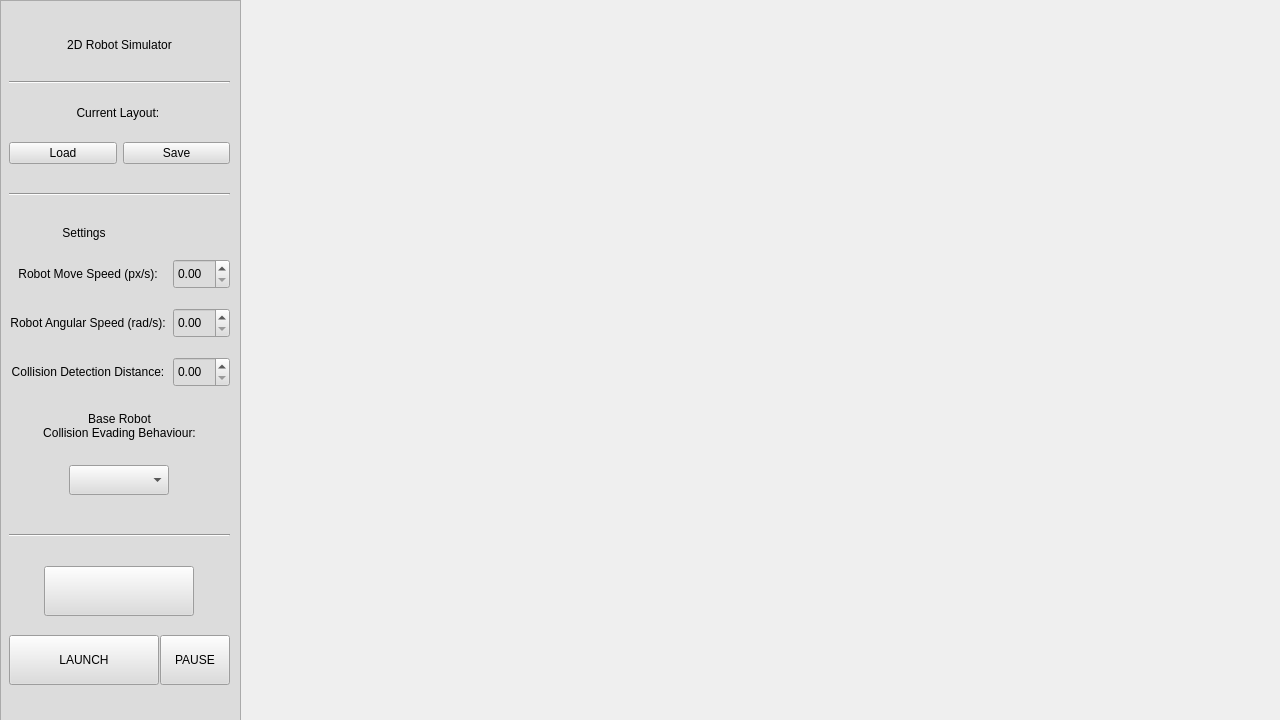
This is mainwindow.ui in 4esterea/icp2024 as Qt 5 draws it before an edit. The edited form follows.
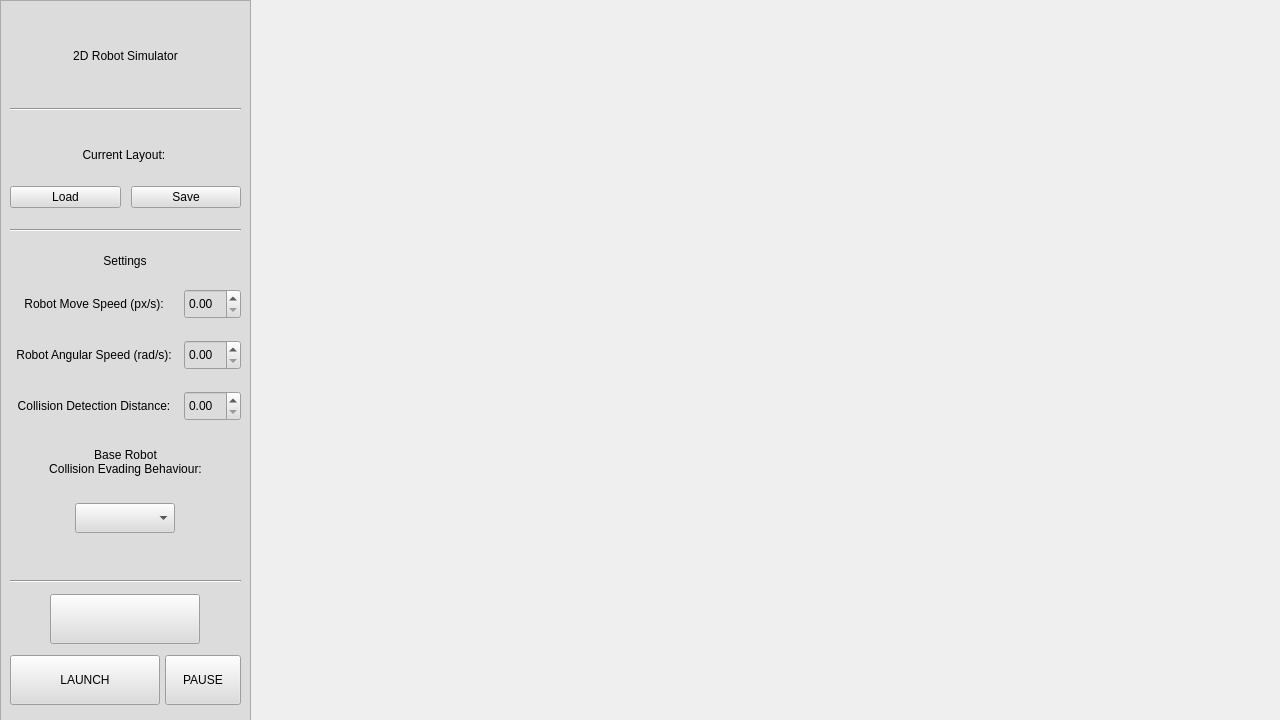
This is the edited form.

Commit message: feat: all buttons are responsive.\n\nnote: add editing interface

The edit to the form file:
```diff
--- a/mainwindow.ui
+++ b/mainwindow.ui
@@ -49,7 +49,7 @@
      <rect>
       <x>0</x>
       <y>0</y>
-      <width>241</width>
+      <width>251</width>
       <height>741</height>
      </rect>
     </property>
@@ -62,74 +62,16 @@
     <property name="frameShadow">
      <enum>QFrame::Raised</enum>
     </property>
-    <widget class="QWidget" name="verticalLayoutWidget">
+    <widget class="QWidget" name="verticalLayoutWidget_2">
      <property name="geometry">
       <rect>
-       <x>9</x>
-       <y>10</y>
-       <width>221</width>
-       <height>701</height>
+       <x>10</x>
+       <y>130</y>
+       <width>231</width>
+       <height>441</height>
       </rect>
      </property>
-     <layout class="QVBoxLayout" name="mainLayout">
-      <property name="sizeConstraint">
-       <enum>QLayout::SetDefaultConstraint</enum>
-      </property>
-      <item>
-       <spacer name="verticalSpacer_2">
-        <property name="orientation">
-         <enum>Qt::Vertical</enum>
-        </property>
-        <property name="sizeType">
-         <enum>QSizePolicy::Fixed</enum>
-        </property>
-        <property name="sizeHint" stdset="0">
-         <size>
-          <width>20</width>
-          <height>15</height>
-         </size>
-        </property>
-       </spacer>
-      </item>
-      <item alignment="Qt::AlignHCenter">
-       <widget class="QLabel" name="labelTitle">
-        <property name="sizePolicy">
-         <sizepolicy hsizetype="Fixed" vsizetype="Fixed">
-          <horstretch>0</horstretch>
-          <verstretch>0</verstretch>
-         </sizepolicy>
-        </property>
-        <property name="text">
-         <string>2D Robot Simulator</string>
-        </property>
-        <property name="alignment">
-         <set>Qt::AlignCenter</set>
-        </property>
-       </widget>
-      </item>
-      <item>
-       <spacer name="verticalSpacer">
-        <property name="orientation">
-         <enum>Qt::Vertical</enum>
-        </property>
-        <property name="sizeType">
-         <enum>QSizePolicy::Fixed</enum>
-        </property>
-        <property name="sizeHint" stdset="0">
-         <size>
-          <width>20</width>
-          <height>10</height>
-         </size>
-        </property>
-       </spacer>
-      </item>
-      <item>
-       <widget class="Line" name="line">
-        <property name="orientation">
-         <enum>Qt::Horizontal</enum>
-        </property>
-       </widget>
-      </item>
+     <layout class="QVBoxLayout" name="verticalLayout_3">
       <item>
        <widget class="QLabel" name="labelCurrent">
         <property name="maximumSize">
@@ -148,38 +90,25 @@
       </item>
       <item>
        <layout class="QHBoxLayout" name="loadSaveLayout">
-        <item>
-         <widget class="QPushButton" name="pushButtonSave">
-          <property name="text">
-           <string>Load</string>
-          </property>
-         </widget>
-        </item>
+        <property name="spacing">
+         <number>10</number>
+        </property>
         <item>
          <widget class="QPushButton" name="pushButtonLoad">
           <property name="text">
+           <string>Load</string>
+          </property>
+         </widget>
+        </item>
+        <item>
+         <widget class="QPushButton" name="pushButtonSave">
+          <property name="text">
            <string>Save</string>
           </property>
          </widget>
         </item>
        </layout>
       </item>
-      <item>
-       <spacer name="verticalSpacer_6">
-        <property name="orientation">
-         <enum>Qt::Vertical</enum>
-        </property>
-        <property name="sizeType">
-         <enum>QSizePolicy::Fixed</enum>
-        </property>
-        <property name="sizeHint" stdset="0">
-         <size>
-          <width>20</width>
-          <height>10</height>
-         </size>
-        </property>
-       </spacer>
-      </item>
       <item>
        <widget class="Line" name="line_3">
         <property name="orientation">
@@ -187,23 +116,7 @@
         </property>
        </widget>
       </item>
-      <item>
-       <spacer name="verticalSpacer_7">
-        <property name="orientation">
-         <enum>Qt::Vertical</enum>
-        </property>
-        <property name="sizeType">
-         <enum>QSizePolicy::Fixed</enum>
-        </property>
-        <property name="sizeHint" stdset="0">
-         <size>
-          <width>0</width>
-          <height>10</height>
-         </size>
-        </property>
-       </spacer>
-      </item>
-      <item>
+      <item alignment="Qt::AlignHCenter">
        <widget class="QLabel" name="labelSettings">
         <property name="sizePolicy">
          <sizepolicy hsizetype="Maximum" vsizetype="Maximum">
@@ -430,29 +343,6 @@
         </item>
        </widget>
       </item>
-      <item>
-       <spacer name="verticalSpacer_5">
-        <property name="orientation">
-         <enum>Qt::Vertical</enum>
-        </property>
-        <property name="sizeType">
-         <enum>QSizePolicy::Fixed</enum>
-        </property>
-        <property name="sizeHint" stdset="0">
-         <size>
-          <width>0</width>
-          <height>20</height>
-         </size>
-        </property>
-       </spacer>
-      </item>
-      <item>
-       <widget class="Line" name="line_2">
-        <property name="orientation">
-         <enum>Qt::Horizontal</enum>
-        </property>
-       </widget>
-      </item>
       <item>
        <spacer name="verticalSpacer_3">
         <property name="orientation">
@@ -464,12 +354,31 @@
         <property name="sizeHint" stdset="0">
          <size>
           <width>20</width>
-          <height>10</height>
+          <height>20</height>
          </size>
         </property>
        </spacer>
       </item>
-      <item alignment="Qt::AlignHCenter">
+     </layout>
+    </widget>
+    <widget class="QWidget" name="verticalLayoutWidget_3">
+     <property name="geometry">
+      <rect>
+       <x>10</x>
+       <y>580</y>
+       <width>231</width>
+       <height>137</height>
+      </rect>
+     </property>
+     <layout class="QVBoxLayout" name="verticalLayout_4">
+      <item>
+       <widget class="Line" name="line_2">
+        <property name="orientation">
+         <enum>Qt::Horizontal</enum>
+        </property>
+       </widget>
+      </item>
+      <item alignment="Qt::AlignHCenter|Qt::AlignVCenter">
        <widget class="QPushButton" name="pushButtonEdit">
         <property name="sizePolicy">
          <sizepolicy hsizetype="Preferred" vsizetype="Preferred">
@@ -493,6 +402,12 @@
       </item>
       <item>
        <layout class="QHBoxLayout" name="launchPauseLayout">
+        <property name="spacing">
+         <number>5</number>
+        </property>
+        <property name="sizeConstraint">
+         <enum>QLayout::SetNoConstraint</enum>
+        </property>
         <item>
          <widget class="QPushButton" name="pushButtonLaunch">
           <property name="sizePolicy">
@@ -564,12 +479,82 @@
         </property>
         <property name="sizeHint" stdset="0">
          <size>
+          <width>226</width>
+          <height>12</height>
+         </size>
+        </property>
+       </spacer>
+      </item>
+     </layout>
+    </widget>
+    <widget class="QWidget" name="verticalLayoutWidget">
+     <property name="geometry">
+      <rect>
+       <x>10</x>
+       <y>10</y>
+       <width>231</width>
+       <height>111</height>
+      </rect>
+     </property>
+     <layout class="QVBoxLayout" name="titleLayout">
+      <property name="sizeConstraint">
+       <enum>QLayout::SetDefaultConstraint</enum>
+      </property>
+      <item>
+       <spacer name="verticalSpacer_2">
+        <property name="orientation">
+         <enum>Qt::Vertical</enum>
+        </property>
+        <property name="sizeType">
+         <enum>QSizePolicy::Fixed</enum>
+        </property>
+        <property name="sizeHint" stdset="0">
+         <size>
           <width>20</width>
-          <height>10</height>
+          <height>30</height>
          </size>
         </property>
        </spacer>
       </item>
+      <item alignment="Qt::AlignHCenter">
+       <widget class="QLabel" name="labelTitle">
+        <property name="sizePolicy">
+         <sizepolicy hsizetype="Fixed" vsizetype="Fixed">
+          <horstretch>0</horstretch>
+          <verstretch>0</verstretch>
+         </sizepolicy>
+        </property>
+        <property name="text">
+         <string>2D Robot Simulator</string>
+        </property>
+        <property name="alignment">
+         <set>Qt::AlignCenter</set>
+        </property>
+       </widget>
+      </item>
+      <item>
+       <spacer name="verticalSpacer_7">
+        <property name="orientation">
+         <enum>Qt::Vertical</enum>
+        </property>
+        <property name="sizeType">
+         <enum>QSizePolicy::Fixed</enum>
+        </property>
+        <property name="sizeHint" stdset="0">
+         <size>
+          <width>0</width>
+          <height>30</height>
+         </size>
+        </property>
+       </spacer>
+      </item>
+      <item>
+       <widget class="Line" name="line">
+        <property name="orientation">
+         <enum>Qt::Horizontal</enum>
+        </property>
+       </widget>
+      </item>
      </layout>
     </widget>
    </widget>
```
Left out of the diff: 10 changed lines with no effect on the pictures. The commit also changes 2 other files.
